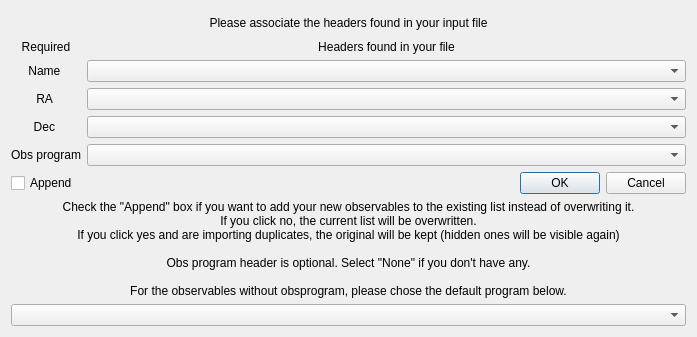
The window that pouet/dialogImportHeaders.ui (vbonvin/POUET) describes before a commit, drawn with Qt 5.
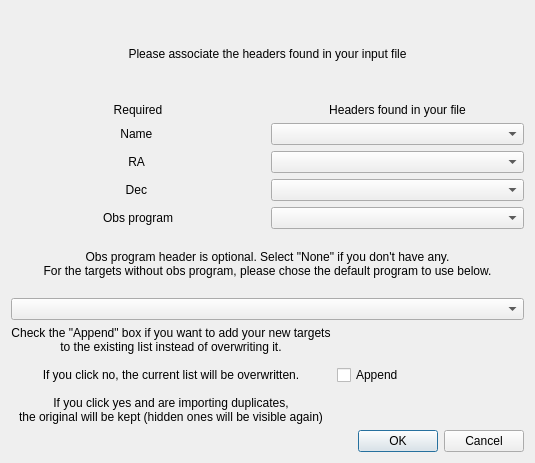
The same window after the commit.

```diff
--- a/pouet/dialogImportHeaders.ui
+++ b/pouet/dialogImportHeaders.ui
@@ -6,16 +6,16 @@
    <rect>
     <x>0</x>
     <y>0</y>
-    <width>697</width>
-    <height>337</height>
+    <width>535</width>
+    <height>463</height>
    </rect>
   </property>
   <property name="windowTitle">
    <string>Headers selection</string>
   </property>
-  <layout class="QGridLayout" name="gridLayout">
-   <item row="0" column="0">
-    <layout class="QVBoxLayout" name="verticalLayout">
+  <layout class="QVBoxLayout" name="verticalLayout_3">
+   <item>
+    <layout class="QVBoxLayout" name="verticalLayout_2">
      <item>
       <widget class="QLabel" name="headerInstructions">
        <property name="text">
@@ -100,7 +100,69 @@
        <item row="2" column="1">
         <widget class="QComboBox" name="headerNameValue"/>
        </item>
-       <item row="7" column="1">
+      </layout>
+     </item>
+     <item>
+      <layout class="QVBoxLayout" name="verticalLayout">
+       <item>
+        <widget class="QLabel" name="label">
+         <property name="text">
+          <string>Obs program header is optional. Select &quot;None&quot; if you don't have any.
+For the targets without obs program, please chose the default program to use below.</string>
+         </property>
+         <property name="alignment">
+          <set>Qt::AlignCenter</set>
+         </property>
+        </widget>
+       </item>
+       <item>
+        <widget class="QComboBox" name="headerObsprogramDefaultValue"/>
+       </item>
+      </layout>
+     </item>
+     <item>
+      <layout class="QHBoxLayout" name="horizontalLayout">
+       <item>
+        <widget class="QLabel" name="headerInstructions_2">
+         <property name="text">
+          <string>Check the &quot;Append&quot; box if you want to add your new targets
+to the existing list instead of overwriting it.
+
+If you click no, the current list will be overwritten.
+
+If you click yes and are importing duplicates,
+the original will be kept (hidden ones will be visible again)</string>
+         </property>
+         <property name="alignment">
+          <set>Qt::AlignCenter</set>
+         </property>
+        </widget>
+       </item>
+       <item>
+        <widget class="QCheckBox" name="appendCheckBox">
+         <property name="text">
+          <string>Append</string>
+         </property>
+        </widget>
+       </item>
+      </layout>
+     </item>
+     <item>
+      <layout class="QHBoxLayout" name="horizontalLayout_2">
+       <item>
+        <spacer name="horizontalSpacer">
+         <property name="orientation">
+          <enum>Qt::Horizontal</enum>
+         </property>
+         <property name="sizeHint" stdset="0">
+          <size>
+           <width>448</width>
+           <height>20</height>
+          </size>
+         </property>
+        </spacer>
+       </item>
+       <item>
         <widget class="QDialogButtonBox" name="headerButtonBox">
          <property name="orientation">
           <enum>Qt::Horizontal</enum>
@@ -110,34 +172,8 @@
          </property>
         </widget>
        </item>
-       <item row="7" column="0">
-        <widget class="QCheckBox" name="appendCheckBox">
-         <property name="text">
-          <string>Append</string>
-         </property>
-        </widget>
-       </item>
       </layout>
      </item>
-     <item>
-      <widget class="QLabel" name="headerInstructions_2">
-       <property name="text">
-        <string>Check the &quot;Append&quot; box if you want to add your new observables to the existing list instead of overwriting it.
-If you click no, the current list will be overwritten.
-If you click yes and are importing duplicates, the original will be kept (hidden ones will be visible again)
-
-Obs program header is optional. Select &quot;None&quot; if you don't have any.
-
-For the observables without obsprogram, please chose the default program below.</string>
-       </property>
-       <property name="alignment">
-        <set>Qt::AlignCenter</set>
-       </property>
-      </widget>
-     </item>
-     <item>
-      <widget class="QComboBox" name="headerObsprogramDefaultValue"/>
-     </item>
     </layout>
    </item>
   </layout>
```
